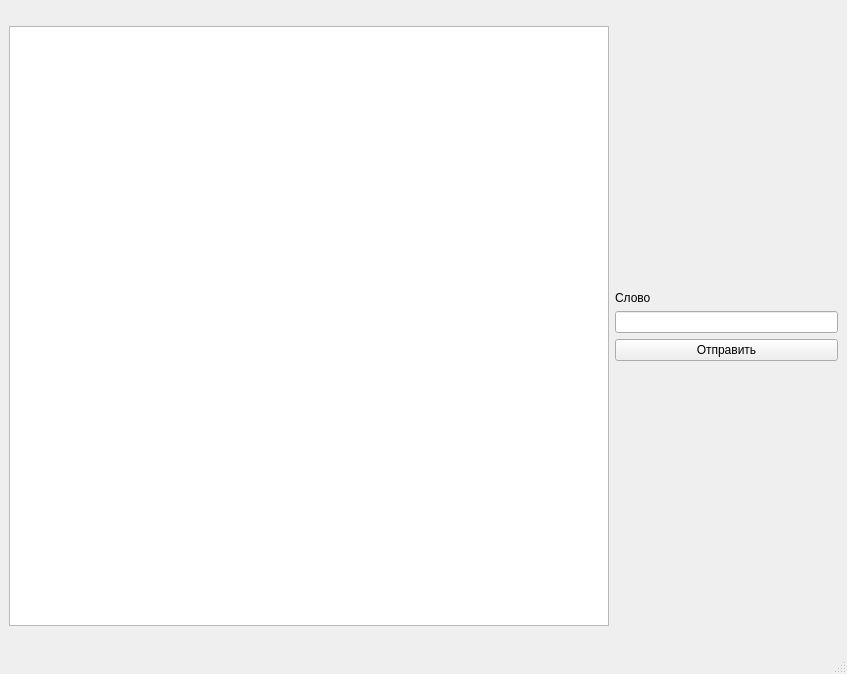
The window that frontend/qt-crocodile/mainwindow.ui (ruslanonly/qt-crocodile) describes before a commit, drawn with Qt 5.
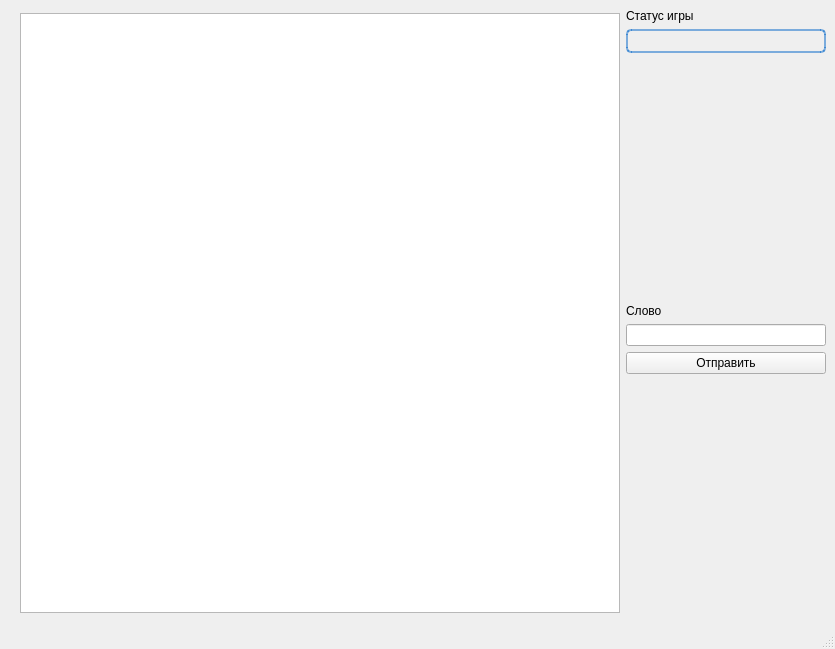
The same window after the commit.

```diff
--- a/frontend/qt-crocodile/mainwindow.ui
+++ b/frontend/qt-crocodile/mainwindow.ui
@@ -6,19 +6,62 @@
    <rect>
     <x>0</x>
     <y>0</y>
-    <width>847</width>
-    <height>674</height>
+    <width>835</width>
+    <height>649</height>
    </rect>
   </property>
+  <property name="maximumSize">
+   <size>
+    <width>16777215</width>
+    <height>649</height>
+   </size>
+  </property>
   <property name="windowTitle">
    <string>MainWindow</string>
   </property>
   <widget class="QWidget" name="centralwidget">
-   <layout class="QHBoxLayout" name="horizontalLayout">
-    <item>
-     <layout class="QGridLayout" name="gridLayout" columnstretch="1,0">
-      <item row="0" column="1">
+   <layout class="QGridLayout" name="gridLayout_2">
+    <item row="0" column="0">
+     <layout class="QGridLayout" name="gridLayout" columnstretch="1,0,0">
+      <item row="0" column="2">
        <layout class="QVBoxLayout" name="verticalLayout">
+        <item>
+         <layout class="QVBoxLayout" name="statusBarLayout">
+          <item>
+           <widget class="QLabel" name="label">
+            <property name="styleSheet">
+             <string notr="true">font: 700 9.5pt &quot;Segoe UI&quot;;
+color: black;</string>
+            </property>
+            <property name="text">
+             <string>Статус игры</string>
+            </property>
+           </widget>
+          </item>
+          <item>
+           <widget class="QLabel" name="statusBarLabel">
+            <property name="enabled">
+             <bool>true</bool>
+            </property>
+            <property name="sizePolicy">
+             <sizepolicy hsizetype="Minimum" vsizetype="Preferred">
+              <horstretch>0</horstretch>
+              <verstretch>0</verstretch>
+             </sizepolicy>
+            </property>
+            <property name="styleSheet">
+             <string notr="true">border: 1.5px solid rgba(4, 102, 200, 0.5);
+color: black;
+border-radius: 5px;
+padding: 3px</string>
+            </property>
+            <property name="text">
+             <string/>
+            </property>
+           </widget>
+          </item>
+         </layout>
+        </item>
         <item>
          <spacer name="verticalSpacer">
           <property name="orientation">
@@ -75,7 +118,7 @@
         </item>
        </layout>
       </item>
-      <item row="0" column="0">
+      <item row="0" column="1">
        <widget class="QGraphicsView" name="graphicsView">
         <property name="minimumSize">
          <size>
```
Left out of the diff: 13 changed lines with no effect on the pictures.
